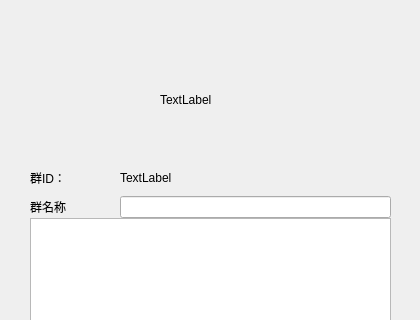
Qt form usersgroupinfo.ui (za1996/chat) before a commit; both pictures show x 0 to 420 and y 0 to 320 of the 420 by 520 pixel window.
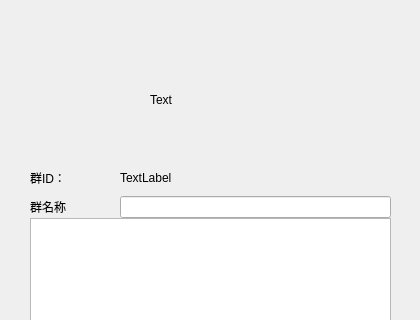
The same form after that commit.

Patch:
```diff
--- a/usersgroupinfo.ui
+++ b/usersgroupinfo.ui
@@ -22,19 +22,6 @@
      <height>500</height>
     </rect>
    </property>
-   <widget class="QLabel" name="ProfileLabel">
-    <property name="geometry">
-     <rect>
-      <x>150</x>
-      <y>40</y>
-      <width>100</width>
-      <height>100</height>
-     </rect>
-    </property>
-    <property name="text">
-     <string>TextLabel</string>
-    </property>
-   </widget>
    <widget class="QWidget" name="verticalLayoutWidget">
     <property name="geometry">
      <rect>
@@ -114,6 +101,19 @@
      <string>关闭</string>
     </property>
    </widget>
+   <widget class="QLabel" name="Profile">
+    <property name="geometry">
+     <rect>
+      <x>140</x>
+      <y>40</y>
+      <width>100</width>
+      <height>100</height>
+     </rect>
+    </property>
+    <property name="text">
+     <string>Text</string>
+    </property>
+   </widget>
   </widget>
  </widget>
  <resources/>
```
